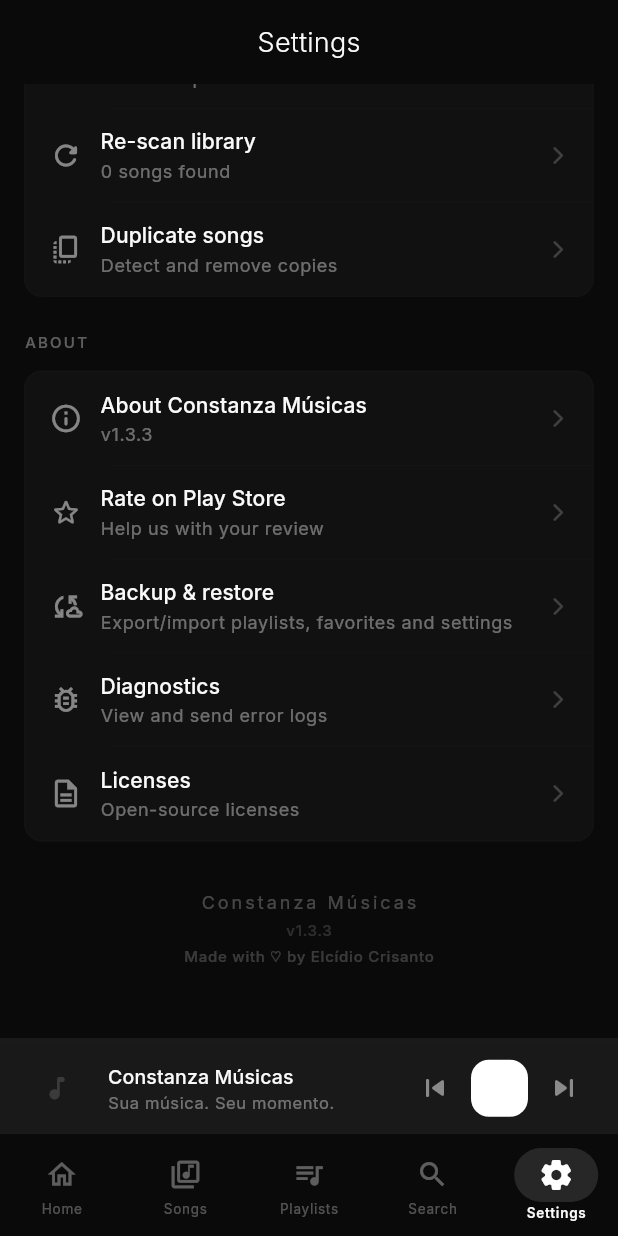
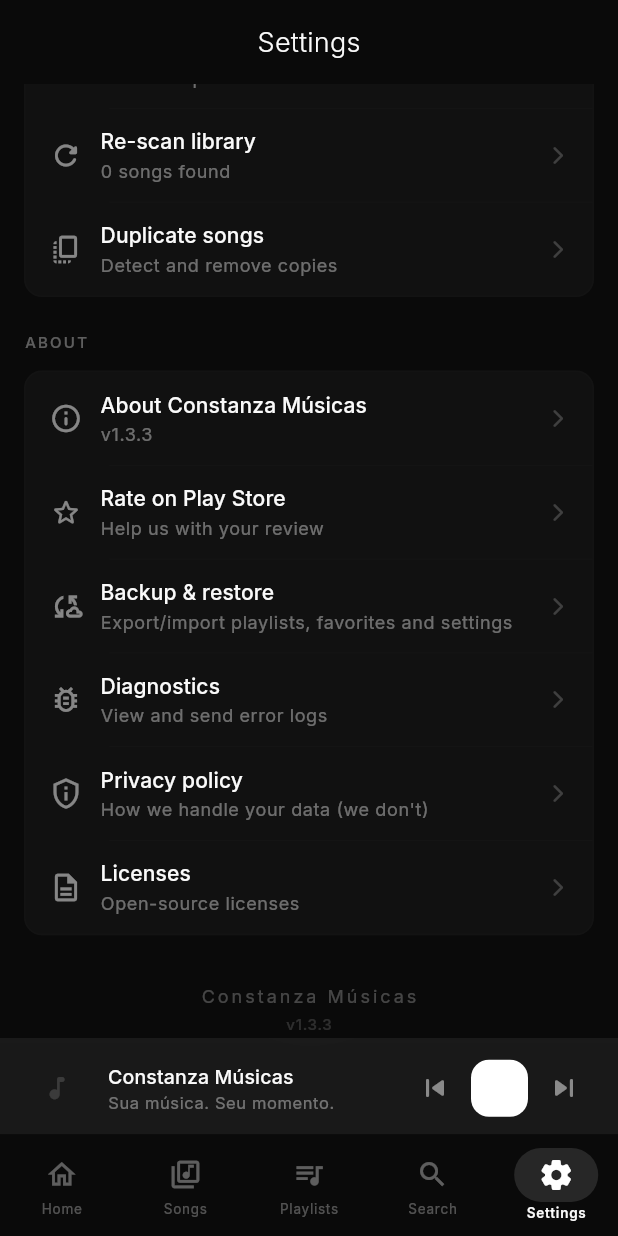
Before and after one commit to Elcidio-oficial/constanza-player, a Flutter app: the SettingsPage screen opened by its route, scrolled down 1394 dp, on a phone screen of 412 x 824 dp. Run offline on Flutter 3.47's test engine with Material 3 defaults, Android fonts, the phone set to English and light mode, and no system bars; our stand-ins replace audio_service, cached_network_image, equatable, file_picker, flutter_animate, flutter_riverpod and 8 more; missing offline and left inert: audio_session, audiotags, just_audio_media_kit, smtc_windows, window_manager; accounts and stored records are empty; generated files the repository leaves out were written again.

Commit message:
feat(privacy): add PRIVACY.md and Settings link

```diff
--- a/lib/core/constants/app_constants.dart
+++ b/lib/core/constants/app_constants.dart
@@ -7,6 +7,11 @@
   static const String appTagline = 'Sua música. Seu silêncio. Seu momento.';
   static const String appVersion = '1.3.3';
   static const String appAuthor = 'Elcídio Crisanto';
+
+  /// Política de privacidade hospedada via GitHub Pages no próprio repo.
+  /// Para alterar: ver PRIVACY.md na raiz + Settings → Pages no GitHub.
+  static const String privacyPolicyUrl =
+      'https://elcidio-oficial.github.io/constanza-player/PRIVACY.html';
 
   // ============================================================
   // ANIMAÇÃO — Durações
--- a/lib/l10n/app_en.arb
+++ b/lib/l10n/app_en.arb
@@ -121,6 +121,8 @@
   "settingsRateDesc": "Help us with your review",
   "settingsLicenses": "Licenses",
   "settingsLicensesDesc": "Open-source licenses",
+  "settingsPrivacyPolicy": "Privacy policy",
+  "settingsPrivacyPolicyDesc": "How we handle your data (we don't)",
   "settingsLanguage": "Language",
   "settingsLanguageSystem": "System default",
   "settingsLanguageEnglish": "English",
--- a/lib/l10n/app_pt.arb
+++ b/lib/l10n/app_pt.arb
@@ -121,6 +121,8 @@
   "settingsRateDesc": "Ajude-nos com sua avaliação",
   "settingsLicenses": "Licenças",
   "settingsLicensesDesc": "Licenças de código aberto",
+  "settingsPrivacyPolicy": "Política de privacidade",
+  "settingsPrivacyPolicyDesc": "Como tratamos seus dados (não tratamos)",
   "settingsLanguage": "Idioma",
   "settingsLanguageSystem": "Padrão do sistema",
   "settingsLanguageEnglish": "Inglês",
--- a/lib/presentation/pages/settings/settings_page.dart
+++ b/lib/presentation/pages/settings/settings_page.dart
@@ -6,6 +6,7 @@
 import 'package:flutter/material.dart';
 import 'package:flutter_riverpod/flutter_riverpod.dart';
 import 'package:share_plus/share_plus.dart';
+import 'package:url_launcher/url_launcher.dart';
 import 'package:constanza_player/l10n/gen/app_localizations.dart';
 import 'package:constanza_player/core/constants/app_constants.dart';
 import 'package:constanza_player/core/theme/app_spacing.dart';
@@ -456,6 +457,15 @@
               ),
               _divider(colors),
               _SettingsTile(
+                icon: Icons.privacy_tip_outlined,
+                title: l10n.settingsPrivacyPolicy,
+                subtitle: l10n.settingsPrivacyPolicyDesc,
+                colors: colors,
+                theme: theme,
+                onTap: () => _openPrivacyPolicy(context),
+              ),
+              _divider(colors),
+              _SettingsTile(
                 icon: Icons.description_outlined,
                 title: l10n.settingsLicenses,
                 subtitle: l10n.settingsLicensesDesc,
@@ -806,6 +816,16 @@
     );
   }
 
+  Future<void> _openPrivacyPolicy(BuildContext context) async {
+    final uri = Uri.parse(AppConstants.privacyPolicyUrl);
+    final ok = await launchUrl(uri, mode: LaunchMode.externalApplication);
+    if (!ok && context.mounted) {
+      ScaffoldMessenger.of(context).showSnackBar(
+        SnackBar(content: Text(AppConstants.privacyPolicyUrl)),
+      );
+    }
+  }
+
   void _showAboutDialog(BuildContext context) {
     final colors = Theme.of(context).colorScheme;
     final theme = Theme.of(context);
--- a/pubspec.yaml
+++ b/pubspec.yaml
@@ -69,6 +69,10 @@
   # v12+ exige AGP >=8.12.1 + Kotlin 2.2.0. Mantemos v11 (mesma API SharePlus.instance).
   share_plus: ^11.1.0
 
+  # === URL LAUNCHER ===
+  # Abre links externos (política de privacidade hospedada no GitHub Pages).
+  url_launcher: ^6.3.1
+
   # === UTILS ===
   equatable: ^2.0.7
 
```
Also changed, not shown: 1 other file.
